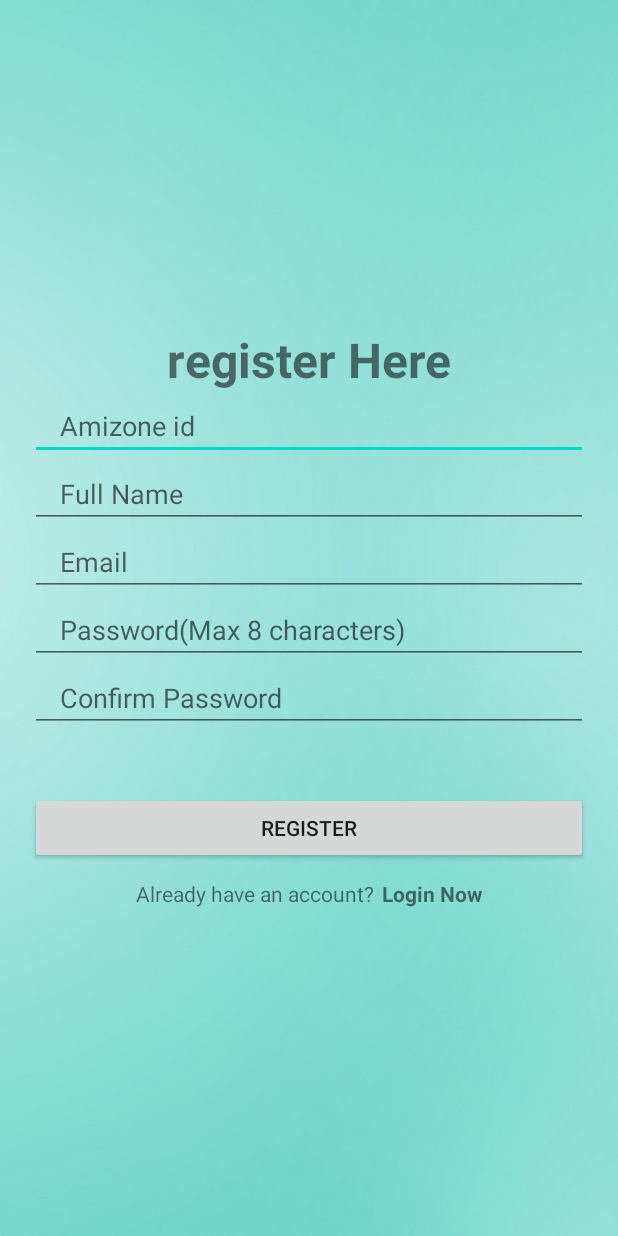
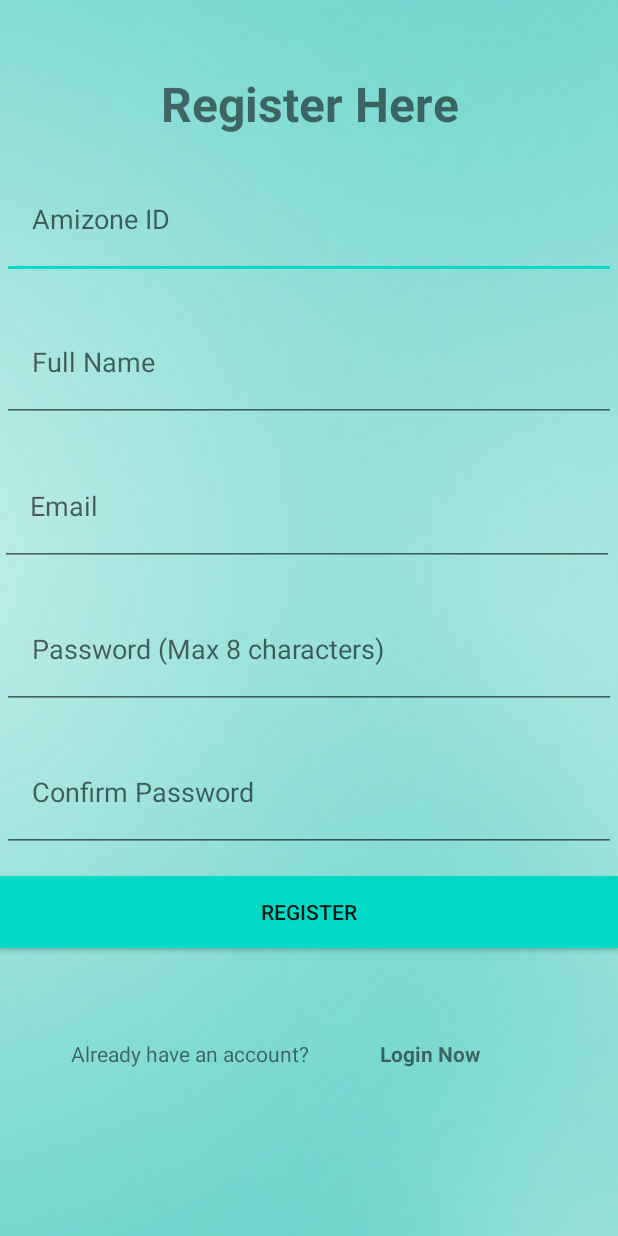
Before and after one commit to EmperorArthurIX/EleWait-App, an Android app: the Register screen opened directly, with no data from a screen before it, on a phone screen of 412 x 824 dp. Run offline under Robolectric (Android 15) with nearby library versions, the phone set to English and light mode, and no system bars; our stand-ins replace Firebase (no records; nobody signed in at launch, a user with empty details on screens opened directly).

Commit message:
Adding Charts and Improving Login/Register UI

```diff
--- a/app/build.gradle
+++ b/app/build.gradle
@@ -39,5 +39,6 @@ dependencies {
     implementation platform('com.google.firebase:firebase-bom:31.1.1')
     implementation 'com.google.firebase:firebase-analytics'
     implementation 'com.google.firebase:firebase-database'
-
+    // For Charts:
+    implementation 'com.github.AnyChart:AnyChart-Android:0.0.3'
 }
--- a/app/src/main/res/layout/activity_register.xml
+++ b/app/src/main/res/layout/activity_register.xml
@@ -1,106 +1,135 @@
 <?xml version="1.0" encoding="utf-8"?>
-<LinearLayout  xmlns:android="http://schemas.android.com/apk/res/android"
+<androidx.constraintlayout.widget.ConstraintLayout xmlns:android="http://schemas.android.com/apk/res/android"
     xmlns:app="http://schemas.android.com/apk/res-auto"
     xmlns:tools="http://schemas.android.com/tools"
+    android:id="@+id/linearLayout"
     android:layout_width="match_parent"
     android:layout_height="match_parent"
-    android:orientation="vertical"
+    android:background="@drawable/androidbgexp9"
     android:gravity="center"
-    android:background="@drawable/androidbgexp9"
     tools:context=".Register">
+
     <TextView
         android:id="@+id/Registerheader"
-        android:layout_width="match_parent"
+        android:layout_width="0dp"
         android:layout_height="wrap_content"
+        android:gravity="center"
+        android:text="Register Here"
+        android:textSize="32dp"
         android:textStyle="bold"
-        android:textSize="32dp"
-        android:gravity="center"
-        android:text="register Here" />
-    <EditText
-        android:layout_width="match_parent"
-        android:layout_height="wrap_content"
-        android:inputType="number"
-        android:id="@+id/amizoneid"
-        android:hint="Amizone id"
-        android:maxLines="1"
-        android:layout_marginStart="20dp"
-        android:layout_marginEnd="20dp"
-        android:paddingStart="20dp"
-        android:paddingEnd="0dp"/>
+        app:layout_constraintBottom_toBottomOf="parent"
+        app:layout_constraintEnd_toEndOf="parent"
+        app:layout_constraintHorizontal_bias="0.0"
+        app:layout_constraintStart_toStartOf="parent"
+        app:layout_constraintTop_toTopOf="parent"
+        app:layout_constraintVertical_bias="0.061" />
 
     <EditText
-        android:layout_width="match_parent"
-        android:layout_height="wrap_content"
-        android:inputType="textPersonName"
-        android:id="@+id/Fullname"
-        android:hint="Full Name"
+        android:id="@+id/amizoneid"
+        android:layout_width="409dp"
+        android:layout_height="79dp"
+        android:hint="Amizone ID"
+        android:inputType="number"
         android:maxLines="1"
-        android:layout_marginStart="20dp"
-        android:layout_marginEnd="20dp"
         android:paddingStart="20dp"
-        android:paddingEnd="0dp"/>
+        android:paddingEnd="0dp"
+        app:layout_constraintBottom_toTopOf="@+id/Fullname"
+        app:layout_constraintEnd_toEndOf="parent"
+        app:layout_constraintStart_toStartOf="parent"
+        app:layout_constraintTop_toBottomOf="@+id/Registerheader" />
 
     <EditText
-        android:layout_width="match_parent"
-        android:layout_height="wrap_content"
-        android:inputType="textWebEmailAddress"
-        android:id="@+id/Email"
-        android:hint="Email"
-        android:maxLines="1"
-        android:layout_marginStart="20dp"
-        android:layout_marginEnd="20dp"
-        android:paddingStart="20dp"
-        android:paddingEnd="0dp"/>
-    <EditText
-        android:layout_width="match_parent"
-        android:layout_height="wrap_content"
+        android:id="@+id/password"
+        android:layout_width="409dp"
+        android:layout_height="79dp"
+        android:hint="Password (Max 8 characters)"
         android:inputType="textPassword"
-        android:id="@+id/password"
-        android:hint="Password(Max 8 characters)"
         android:maxLength="8"
         android:maxLines="1"
-        android:layout_marginStart="20dp"
-        android:layout_marginEnd="20dp"
         android:paddingStart="20dp"
-        android:paddingEnd="0dp"/>
+        android:paddingEnd="0dp"
+        app:layout_constraintBottom_toTopOf="@+id/confirmpassword"
+        app:layout_constraintEnd_toEndOf="parent"
+        app:layout_constraintStart_toStartOf="parent"
+        app:layout_constraintTop_toBottomOf="@+id/Email" />
+
     <EditText
-        android:layout_width="match_parent"
-        android:layout_height="wrap_content"
+        android:id="@+id/Email"
+        android:layout_width="409dp"
+        android:layout_height="79dp"
+        android:hint="Email"
+        android:inputType="textWebEmailAddress"
+        android:maxLines="1"
+        android:paddingStart="20dp"
+        android:paddingEnd="0dp"
+        app:layout_constraintBottom_toTopOf="@+id/password"
+        app:layout_constraintStart_toStartOf="parent"
+        app:layout_constraintTop_toBottomOf="@+id/Fullname" />
+
+    <EditText
+        android:id="@+id/confirmpassword"
+        android:layout_width="409dp"
+        android:layout_height="79dp"
+        android:hint="Confirm Password"
         android:inputType="textPassword"
-        android:id="@+id/confirmpassword"
-        android:hint="Confirm Password"
         android:maxLength="8"
         android:maxLines="1"
-        android:layout_marginStart="20dp"
-        android:layout_marginEnd="20dp"
         android:paddingStart="20dp"
-        android:paddingEnd="0dp"/>
+        android:paddingEnd="0dp"
+        app:layout_constraintBottom_toTopOf="@+id/registerbtn"
+        app:layout_constraintEnd_toEndOf="parent"
+        app:layout_constraintStart_toStartOf="parent"
+        app:layout_constraintTop_toBottomOf="@+id/password" />
+
+    <EditText
+        android:id="@+id/Fullname"
+        android:layout_width="409dp"
+        android:layout_height="79dp"
+        android:hint="Full Name"
+        android:inputType="textPersonName"
+        android:maxLines="1"
+        android:paddingStart="20dp"
+        android:paddingEnd="0dp"
+        app:layout_constraintBottom_toTopOf="@+id/Email"
+        app:layout_constraintEnd_toEndOf="parent"
+        app:layout_constraintStart_toStartOf="parent"
+        app:layout_constraintTop_toBottomOf="@+id/amizoneid" />
+
     <androidx.appcompat.widget.AppCompatButton
         android:id="@+id/registerbtn"
-        android:layout_width="match_parent"
+        android:layout_width="0dp"
         android:layout_height="wrap_content"
-        android:layout_marginStart="20dp"
-        android:layout_marginEnd="20dp"
+        android:layout_marginBottom="192dp"
         android:text="Register"
-        android:layout_marginTop="40dp"/>
-    <LinearLayout
+        android:background="@color/teal_200"
+        app:layout_constraintBottom_toBottomOf="parent"
+        app:layout_constraintEnd_toEndOf="parent"
+        app:layout_constraintHorizontal_bias="0.0"
+        app:layout_constraintStart_toStartOf="parent" />
+
+    <TextView
+        android:id="@+id/textView"
         android:layout_width="wrap_content"
         android:layout_height="wrap_content"
-        android:orientation="horizontal"
-        android:layout_gravity="center"
-        android:layout_marginTop="10dp">
+        android:text="Already have an account?"
+        app:layout_constraintBottom_toBottomOf="parent"
+        app:layout_constraintEnd_toStartOf="@+id/loginNowBtn"
+        app:layout_constraintHorizontal_bias="0.5"
+        app:layout_constraintStart_toStartOf="parent"
+        app:layout_constraintTop_toBottomOf="@+id/registerbtn"
+        app:layout_constraintVertical_bias="0.352" />
+
     <TextView
-            android:layout_width="wrap_content"
-            android:layout_height="wrap_content"
-            android:text="Already have an account?"/>
-        <TextView
-            android:layout_marginStart="5dp"
         android:id="@+id/loginNowBtn"
         android:layout_width="wrap_content"
         android:layout_height="wrap_content"
+        android:layout_marginEnd="92dp"
         android:text="Login Now"
         android:textStyle="bold"
-            />
-        </LinearLayout>
+        app:layout_constraintBottom_toBottomOf="parent"
+        app:layout_constraintEnd_toEndOf="parent"
+        app:layout_constraintTop_toBottomOf="@+id/registerbtn"
+        app:layout_constraintVertical_bias="0.352" />
 
-</LinearLayout>
+
+</androidx.constraintlayout.widget.ConstraintLayout>
--- a/build.gradle
+++ b/build.gradle
@@ -12,7 +12,7 @@ buildscript {
         // Add the dependency for the Google services Gradle plugin
         classpath 'com.google.gms:google-services:4.3.13'
 
-    }
+        }
 }
 
 
@@ -25,6 +25,9 @@ allprojects {
         // Make sure that you have the following two repositories
         google()  // Google's Maven repository
 
+        // For Charts
+        maven { url 'https://jitpack.io' }
+
         mavenCentral()  // Maven Central repository
 
     }
```
Also changed, not shown: app/src/main/AndroidManifest.xml (+7 -6 lines), app/src/main/java/com/example/loginregisterfirebase1/MainActivity.java (+9 -0 lines), app/src/main/java/com/example/loginregisterfirebase1/Stats.java (added, +28 -0 lines), app/src/main/res/layout/activity_login.xml (+61 -37 lines), app/src/main/res/layout/activity_main.xml (+11 -0 lines), app/src/main/res/layout/activity_stats.xml (added, +32 -0 lines). Lines whose indentation alone changed are shown as unchanged.
